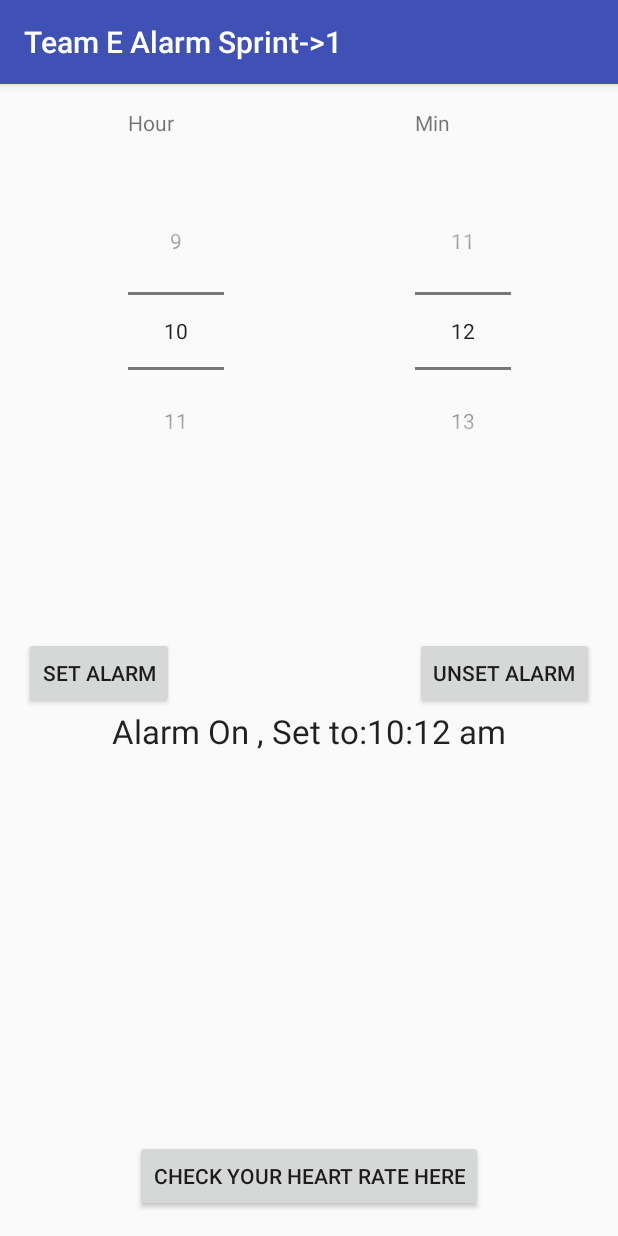
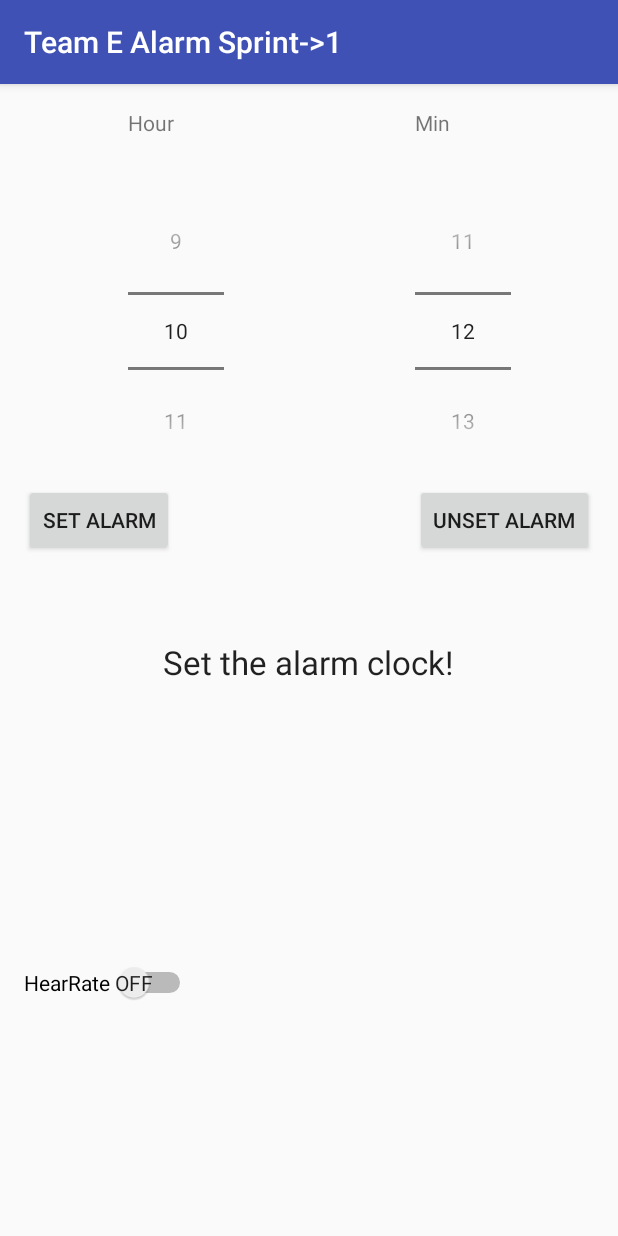
Before and after one commit to hum115/WakeUpAlarm, an Android app: the screen it shows after launch (Welcome), after a tap on "SET ALARM", on a phone screen of 412 x 824 dp. Run offline under Robolectric (Android 15) with nearby library versions, the phone set to English and light mode, and no system bars.

Commit message:
new stuff

```diff
--- a/app/src/main/java/com/example/ahmad/wakeupalarm/Welcome.java
+++ b/app/src/main/java/com/example/ahmad/wakeupalarm/Welcome.java
@@ -3,28 +3,46 @@ package com.example.ahmad.wakeupalarm;
 import android.annotation.TargetApi;
 import android.app.AlarmManager;
 import android.app.PendingIntent;
+import android.bluetooth.BluetoothAdapter;
 import android.content.Context;
 import android.content.Intent;
 import android.os.Build;
 import android.os.Bundle;
+import android.support.v4.widget.SwipeRefreshLayout;
 import android.support.v7.app.AppCompatActivity;
 import android.view.View;
 import android.widget.Button;
 import android.widget.NumberPicker;
+import android.widget.Switch;
 import android.widget.TextView;
+import android.widget.Toast;
 
 import java.util.Calendar;
 import java.util.GregorianCalendar;
 
+import zephyr.android.HxMBT.BTClient;
+import zephyr.android.HxMBT.ZephyrProtocol;
+
 public class Welcome extends AppCompatActivity {
+
+    // Initialization for the alarm Part
     AlarmManager alarmManager;
     NumberPicker alarm_Hour;
     NumberPicker alarm_Min;
     TextView update_text;
+    SwipeRefreshLayout swithHR;
     Context context;
     PendingIntent pendingIntent;
+    // Initialization for the Heart Rate part
+    BluetoothAdapter adapter = null;
+    BTClient _bt;
+    ZephyrProtocol _protocol;
+    NewConnectedListener _NConnListener;
+    private final int HEART_RATE = 0x100;
+    private final int INSTANT_SPEED = 0x101;
     @Override
     protected void onCreate(Bundle savedInstanceState) {
+
         super.onCreate(savedInstanceState);
         setContentView(R.layout.activity_welcome);
 
@@ -57,33 +75,46 @@ AlarmManager alarmManager;
                 //setting Calendar to the TimePicker
                 calendar.set(Calendar.HOUR_OF_DAY, alarm_Hour.getValue());
                 calendar.set(Calendar.MINUTE, alarm_Min.getValue());
+                Calendar TimeNow;
+                TimeNow = Calendar.getInstance();
                 String pmOram;
+
+                if (TimeNow.getTimeInMillis()<=calendar.getTimeInMillis()) {
+
 
                     int hour = alarm_Hour.getValue();
                     int min = alarm_Min.getValue();
-                String hour_s=String.valueOf(hour);
-                String min_s=String.valueOf(min);
-                pmOram="am";
-                if(min<10){
-                    min_s="0"+String.valueOf(min);
+                    String hour_s = String.valueOf(hour);
+                    String min_s = String.valueOf(min);
+                    pmOram = "am";
+                    if (min < 10) {
+                        min_s = "0" + String.valueOf(min);
                     }
-                 if(hour>12){
-                     hour_s=String.valueOf(hour-12);
+                    if (hour > 12) {
+                        hour_s = String.valueOf(hour - 12);
 
-                     pmOram="pm";
+                        pmOram = "pm";
                     }
 
 
-                set_alarm_text("Alarm On , Set to:"+hour_s+":"+min_s+" "+pmOram);
+                    set_alarm_text("Alarm On , Set to:" + hour_s + ":" + min_s + " " + pmOram);
 
                     //Pending Intent Stuff
-               pendingIntent = PendingIntent.getBroadcast(Welcome.this,0
-                ,my_intent,PendingIntent.FLAG_UPDATE_CURRENT);
+                    pendingIntent = PendingIntent.getBroadcast(Welcome.this, 0
+                            , my_intent, PendingIntent.FLAG_UPDATE_CURRENT);
 
                     //set the alarm Manager
-                alarmManager.set(AlarmManager.RTC_WAKEUP,calendar.getTimeInMillis(),
+                    alarmManager.set(AlarmManager.RTC_WAKEUP, calendar.getTimeInMillis(),
                             pendingIntent);
-
+                }
+                else
+                {
+                    Context context = getApplicationContext();
+                    CharSequence text = "Chose a Time In the Future!";
+                    int duration = Toast.LENGTH_SHORT;
+                    Toast toast = Toast.makeText(context, text, duration);
+                    toast.show();
+                }
 
             }
         });
@@ -99,18 +130,13 @@ AlarmManager alarmManager;
 
             }
         });
-        Button checkHeartRate=(Button)findViewById(R.id.GoToMaiActivity);
-        checkHeartRate.setOnClickListener(new View.OnClickListener() {
-            @Override
-            public void onClick(View v) {
-
-                Intent intent= new Intent(Welcome.this,MainActivity.class);
-                startActivity(intent);
 
 
+        // The swith used to connect or not
+        Switch Connect = (Switch)findViewById(R.id.switch1);
+
     }
-        });
-    }
+
 
     private void set_alarm_text(String output) {
         update_text.setText(output);
--- a/app/src/main/res/layout/activity_welcome.xml
+++ b/app/src/main/res/layout/activity_welcome.xml
@@ -21,7 +21,8 @@
             android:text="Set alarm"
             android:id="@+id/start_alarm"
             android:layout_above="@+id/alarmText"
-            android:layout_alignParentStart="true" />
+            android:layout_alignParentStart="true"
+            android:layout_marginBottom="56dp" />
 
         <Button
             android:layout_width="wrap_content"
@@ -38,7 +39,8 @@
             android:text="Set the alarm clock!"
             android:id="@+id/alarmText"
             android:layout_alignParentBottom="true"
-            android:layout_centerHorizontal="true" />
+            android:layout_centerHorizontal="true"
+            android:layout_marginBottom="46dp" />
 
         <TextView
             android:layout_width="wrap_content"
@@ -80,12 +82,14 @@
         android:id="@+id/HearRateLayout"
         android:layout_below="@+id/AlarmLayout">
 
-        <Button
+        <Switch
             android:layout_width="wrap_content"
             android:layout_height="wrap_content"
-            android:text="Check Your Heart Rate Here"
-            android:id="@+id/GoToMaiActivity"
-            android:layout_alignParentBottom="true"
-            android:layout_centerHorizontal="true" />
+            android:text="HearRate"
+            android:id="@+id/switch1"
+            android:showText="true"
+
+            android:layout_centerVertical="true"
+            android:layout_alignParentStart="true" />
     </RelativeLayout>
 </RelativeLayout>
```
Also changed, not shown: app/src/main/AndroidManifest.xml (+0 -8 lines), app/src/main/java/com/example/ahmad/wakeupalarm/AlarmReceiver.java (+5 -8 lines), app/src/main/java/com/example/ahmad/wakeupalarm/MainActivity.java (+5 -24 lines), app/src/main/java/com/example/ahmad/wakeupalarm/SetDate.java (deleted, +0 -38 lines), app/src/main/java/com/example/ahmad/wakeupalarm/SetTime.java (deleted, +0 -39 lines), app/src/main/java/com/example/ahmad/wakeupalarm/utilities.java (added, +61 -0 lines), app/src/main/res/layout/activity_set_date.xml (deleted, +0 -34 lines), app/src/main/res/layout/activity_set_time.xml (deleted, +0 -34 lines). Lines whose indentation alone changed are shown as unchanged.
